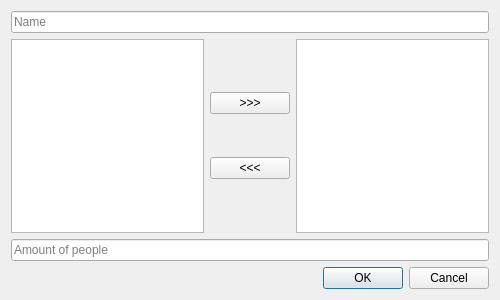
ivanbilych/jougen, file src/gui/newDishWindow.ui: the form before one commit.
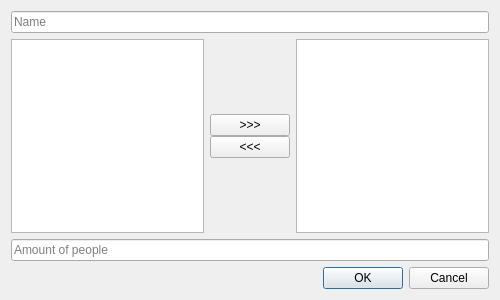
The form after the commit.

What changed in the file:
```diff
--- a/src/gui/newDishWindow.ui
+++ b/src/gui/newDishWindow.ui
@@ -55,6 +55,19 @@
        <property name="bottomMargin">
         <number>10</number>
        </property>
+       <item>
+        <spacer name="verticalSpacer_2">
+         <property name="orientation">
+          <enum>Qt::Vertical</enum>
+         </property>
+         <property name="sizeHint" stdset="0">
+          <size>
+           <width>20</width>
+           <height>40</height>
+          </size>
+         </property>
+        </spacer>
+       </item>
        <item>
         <widget class="QPushButton" name="pushButton_1">
          <property name="sizePolicy">
@@ -81,6 +94,19 @@
          </property>
         </widget>
        </item>
+       <item>
+        <spacer name="verticalSpacer">
+         <property name="orientation">
+          <enum>Qt::Vertical</enum>
+         </property>
+         <property name="sizeHint" stdset="0">
+          <size>
+           <width>20</width>
+           <height>40</height>
+          </size>
+         </property>
+        </spacer>
+       </item>
       </layout>
      </item>
      <item>
```
